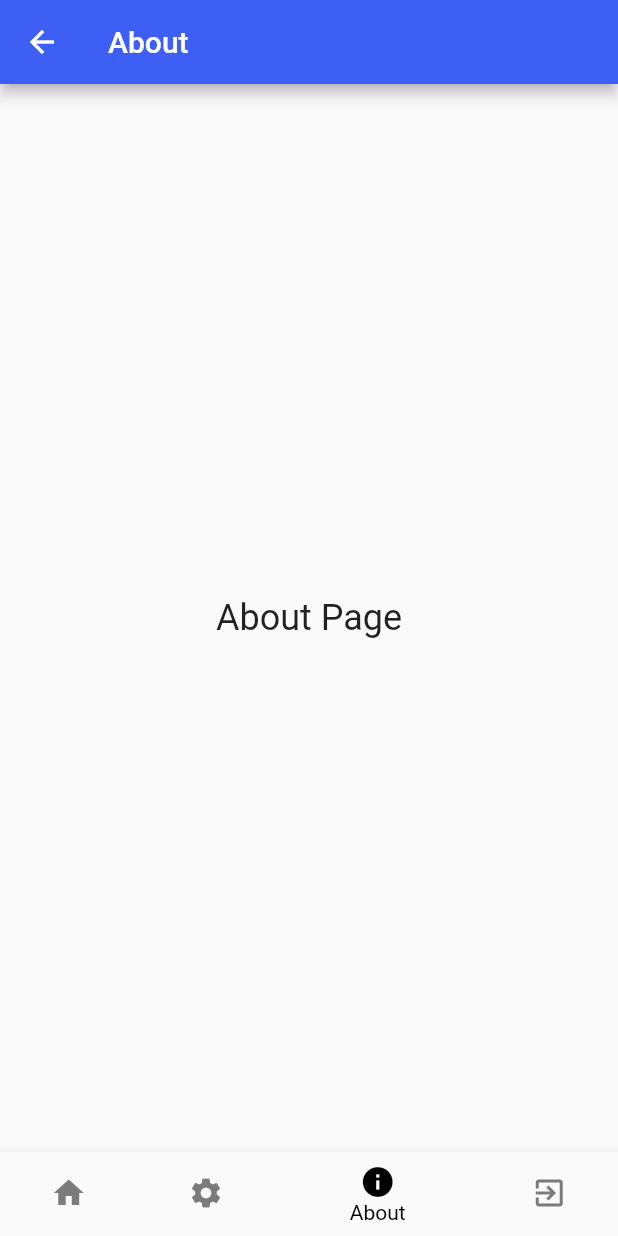
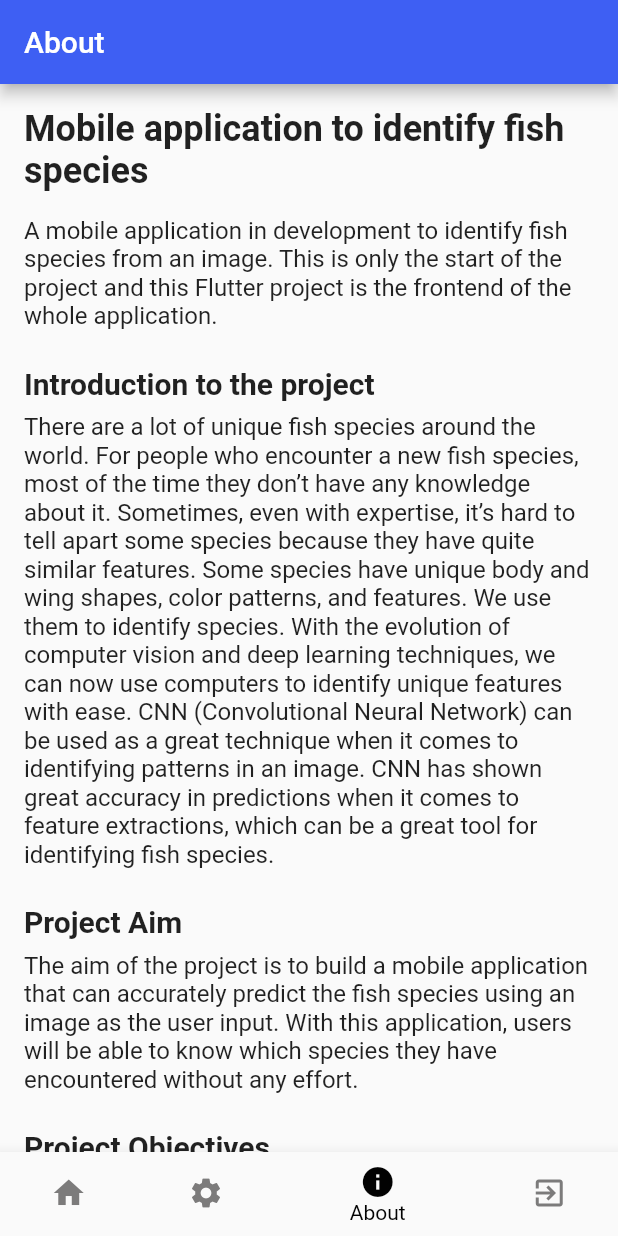
Before and after one commit to ThishanTharuka/Fish-Recognition-Mobile-App, a Flutter app: the AboutPage screen opened by its route, on a phone screen of 412 x 824 dp. Run offline on Flutter 3.47's test engine with Material 2 defaults, Android fonts, the phone set to English and light mode, and no system bars; our stand-ins replace image_picker.

Commit message:
Removed the back icon in all tabs
Also added some simple text content to about page

```diff
--- a/lib/about_page.dart
+++ b/lib/about_page.dart
@@ -9,11 +9,53 @@ class AboutPage extends StatelessWidget {
       appBar: AppBar(
         title: Text('About'),
         backgroundColor: Color.fromARGB(255, 62, 95, 243),
+        automaticallyImplyLeading: false, // Remove the back button
       ),
-      body: Center(
-        child: Text(
-          'About Page',
-          style: TextStyle(fontSize: 24),
+      body: SingleChildScrollView(
+        padding: EdgeInsets.all(16),
+        child: Column(
+          crossAxisAlignment: CrossAxisAlignment.start,
+          children: [
+            Text(
+              'Mobile application to identify fish species',
+              style: TextStyle(fontSize: 24, fontWeight: FontWeight.bold),
+            ),
+            SizedBox(height: 16),
+            Text(
+              'A mobile application in development to identify fish species from an image. This is only the start of the project and this Flutter project is the frontend of the whole application.',
+              style: TextStyle(fontSize: 16),
+            ),
+            SizedBox(height: 24),
+            Text(
+              'Introduction to the project',
+              style: TextStyle(fontSize: 20, fontWeight: FontWeight.bold),
+            ),
+            SizedBox(height: 8),
+            Text(
+              'There are a lot of unique fish species around the world. For people who encounter a new fish species, most of the time they don’t have any knowledge about it. Sometimes, even with expertise, it’s hard to tell apart some species because they have quite similar features. Some species have unique body and wing shapes, color patterns, and features. We use them to identify species. With the evolution of computer vision and deep learning techniques, we can now use computers to identify unique features with ease. CNN (Convolutional Neural Network) can be used as a great technique when it comes to identifying patterns in an image. CNN has shown great accuracy in predictions when it comes to feature extractions, which can be a great tool for identifying fish species.',
+              style: TextStyle(fontSize: 16),
+            ),
+            SizedBox(height: 24),
+            Text(
+              'Project Aim',
+              style: TextStyle(fontSize: 20, fontWeight: FontWeight.bold),
+            ),
+            SizedBox(height: 8),
+            Text(
+              'The aim of the project is to build a mobile application that can accurately predict the fish species using an image as the user input. With this application, users will be able to know which species they have encountered without any effort.',
+              style: TextStyle(fontSize: 16),
+            ),
+            SizedBox(height: 24),
+            Text(
+              'Project Objectives',
+              style: TextStyle(fontSize: 20, fontWeight: FontWeight.bold),
+            ),
+            SizedBox(height: 8),
+            Text(
+              'First, we need to develop and train our CNN model. Then, we can proceed to deploy our model. Finally, we are going to develop a mobile interface to interact with this model with ease.',
+              style: TextStyle(fontSize: 16),
+            ),
+          ],
         ),
       ),
       bottomNavigationBar: Container(
--- a/lib/recognition_page.dart
+++ b/lib/recognition_page.dart
@@ -51,7 +51,8 @@ class _RecognitionPageState extends State<RecognitionPage> {
     return Scaffold(
       appBar: AppBar(
         backgroundColor: Color.fromARGB(255, 62, 95, 243),
-        title: Text('Fish Recognition'),
+        title: Text('Fish Detective'),
+        automaticallyImplyLeading: false, // Remove the back button
       ),
       body: Center(
         child: Column(
--- a/lib/settings_page.dart
+++ b/lib/settings_page.dart
@@ -9,6 +9,7 @@ class SettingsPage extends StatelessWidget {
       appBar: AppBar(
         title: Text('Settings'),
         backgroundColor: Color.fromARGB(255, 62, 95, 243),
+        automaticallyImplyLeading: false, // Remove the back button
       ),
       body: Center(
         child: Text(
```
